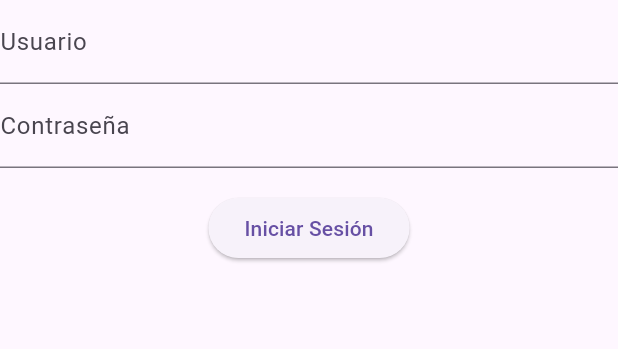
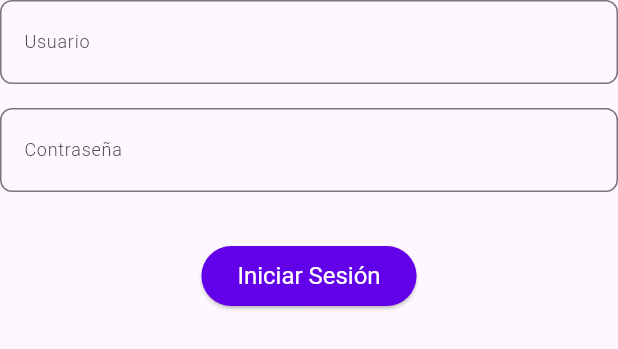
Before and after one commit to IngridFLG/atomic_design_package, a Flutter app: the LoginForm widget shown alone on an empty page, opened directly with empty values, on a phone screen of 412 x 824 dp. Shown: the top 349 px of the screen. Run offline on Flutter 3.47's test engine with Material 3 defaults, Android fonts, the phone set to English and light mode, and no system bars.

Commit message:
ajuste de diseño login y registro

```diff
--- a/lib/molecules/login_form.dart
+++ b/lib/molecules/login_form.dart
@@ -1,4 +1,6 @@
 import 'package:flutter/material.dart';
+import '../atoms/input_field.dart';
+import '../atoms/button.dart';
 
 /// Formulario para iniciar sesión.
 class LoginForm extends StatelessWidget {
@@ -17,19 +19,20 @@ class LoginForm extends StatelessWidget {
   Widget build(BuildContext context) {
     return Column(
       children: [
-        TextField(
+        AtomicInputField(
+          labelText: 'Usuario',
           controller: usernameController,
-          decoration: const InputDecoration(labelText: 'Usuario'),
         ),
-        TextField(
+        const SizedBox(height: 16),
+        AtomicInputField(
+          labelText: 'Contraseña',
           controller: passwordController,
-          decoration: const InputDecoration(labelText: 'Contraseña'),
-          obscureText: true,
+          isPassword: true,
         ),
-        const SizedBox(height: 16.0),
-        ElevatedButton(
+        const SizedBox(height: 32),
+        AtomicButton(
+          label: const Text('Iniciar Sesión'),
           onPressed: onLogin,
-          child: const Text('Iniciar Sesión'),
         ),
       ],
     );
--- a/lib/organisms/header.dart
+++ b/lib/organisms/header.dart
@@ -14,7 +14,7 @@ class Header extends StatelessWidget {
   @override
   Widget build(BuildContext context) {
     return Column(
-      crossAxisAlignment: CrossAxisAlignment.start,
+      crossAxisAlignment: CrossAxisAlignment.center,
       children: [
         Text(
           title,
--- a/lib/pages/login_register_page.dart
+++ b/lib/pages/login_register_page.dart
@@ -1,14 +1,13 @@
 import 'package:flutter/material.dart';
 import '../templates/login_register_template.dart';
 
-/// Página para login y registro.
+/// Página para login y registro con diseño mejorado.
 class LoginRegisterPage extends StatelessWidget {
   const LoginRegisterPage({super.key});
 
   @override
   Widget build(BuildContext context) {
     return Scaffold(
-      appBar: AppBar(title: const Text('Login & Registro')),
       body: LoginRegisterTemplate(
         onLogin: () => print('Iniciar Sesión'),
         onRegister: () => print('Registrarse'),
--- a/pubspec.yaml
+++ b/pubspec.yaml
@@ -61,7 +61,8 @@ flutter:
   # assets:
   #   - images/a_dot_burr.jpeg
   #   - images/a_dot_ham.jpeg
-
+  assets:
+    - assets/images/
   # An image asset can refer to one or more resolution-specific "variants", see
   # https://flutter.dev/to/resolution-aware-images
 
```
Also changed, not shown: lib/molecules/register_form.dart (+15 -11 lines), lib/organisms/login_register_tabs.dart (+13 -16 lines), lib/templates/login_register_template.dart (+17 -9 lines), assets/images/Logo.png (added).
